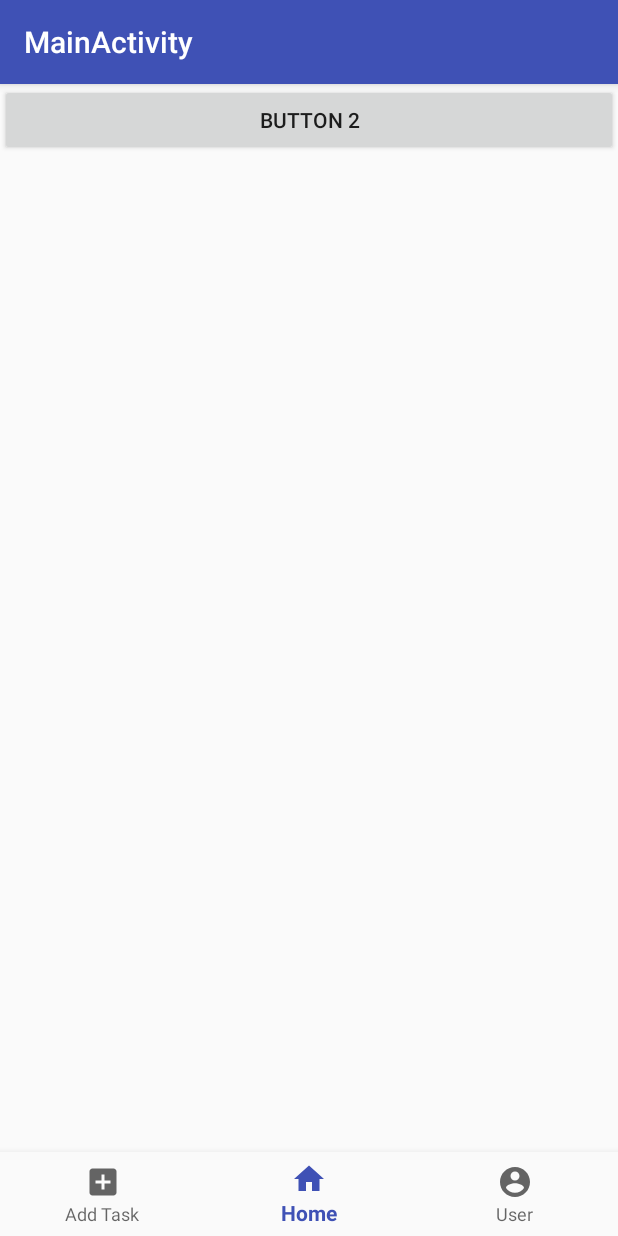
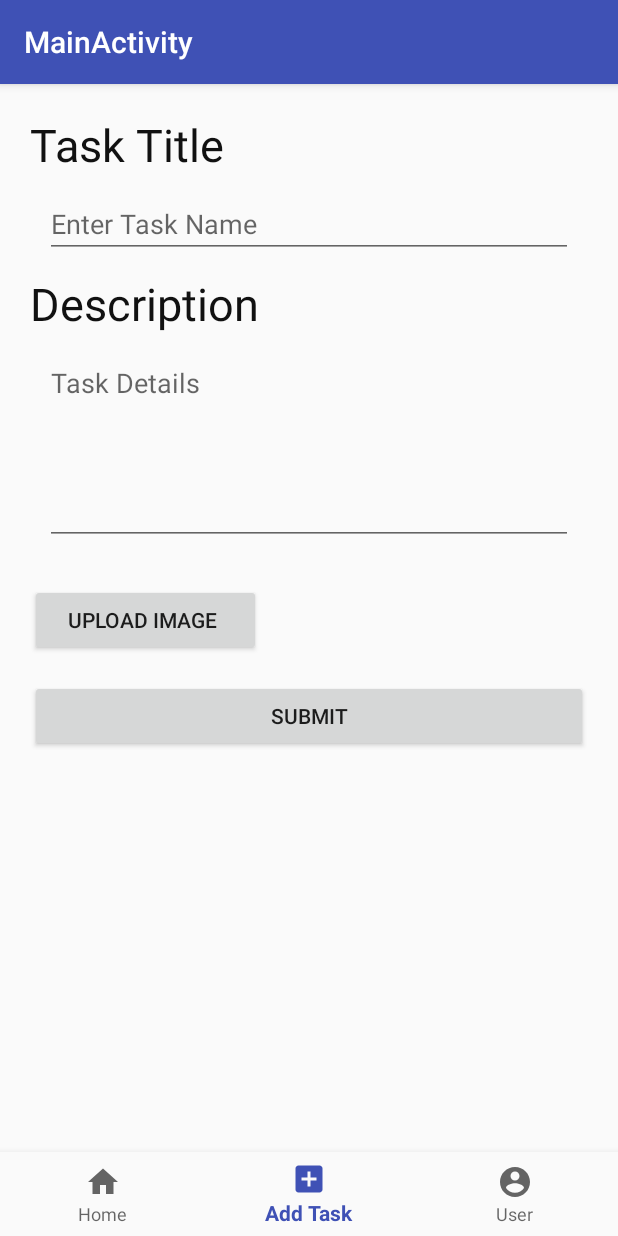
Before and after one commit to akshaybengani/ZillaKranti, an Android app: the screen it shows after launch once a user with an empty profile is signed in (MainActivity), item 2 of the bottom bar chosen, on a phone screen of 412 x 824 dp. Run offline under Robolectric (Android 15) with nearby library versions, the phone set to English and light mode, and no system bars; our stand-ins replace Firebase (no records; nobody signed in at launch, a user with empty details on screens opened directly).

```diff
--- a/app/build.gradle
+++ b/app/build.gradle
@@ -58,4 +58,5 @@ dependencies {
 
 
 
+
 apply plugin: 'com.google.gms.google-services'
--- a/app/src/main/AndroidManifest.xml
+++ b/app/src/main/AndroidManifest.xml
@@ -19,7 +19,8 @@
         <activity android:name=".LogInActivity" />
         <activity
             android:name=".MainActivity"
-            android:label="@string/title_activity_main"></activity>
+            android:label="@string/title_activity_main" />
+        <activity android:name=".TaskData"></activity>
     </application>
 
 </manifest>
--- a/app/src/main/java/com/zillakranti/zillakranti/HomeFragment.java
+++ b/app/src/main/java/com/zillakranti/zillakranti/HomeFragment.java
@@ -1,11 +1,24 @@
 package com.zillakranti.zillakranti;
 
 
+import android.content.Intent;
 import android.os.Bundle;
 import android.support.v4.app.Fragment;
 import android.view.LayoutInflater;
 import android.view.View;
 import android.view.ViewGroup;
+import android.widget.AdapterView;
+import android.widget.ArrayAdapter;
+import android.widget.ListView;
+
+import com.google.firebase.auth.FirebaseAuth;
+import com.google.firebase.database.ChildEventListener;
+import com.google.firebase.database.DataSnapshot;
+import com.google.firebase.database.DatabaseError;
+import com.google.firebase.database.DatabaseReference;
+import com.google.firebase.database.FirebaseDatabase;
+
+import java.util.ArrayList;
 
 
 /**
@@ -13,6 +26,12 @@ import android.view.ViewGroup;
  */
 public class HomeFragment extends Fragment {
 
+    // Defined Required variables
+    ListView listView;
+    DatabaseReference databaseReference;
+    ArrayList<String> list = new ArrayList<>();
+    ArrayAdapter<String> adapter;
+    private FirebaseAuth firebaseAuth;
 
     public HomeFragment() {
         // Required empty public constructor
@@ -23,7 +42,79 @@ public class HomeFragment extends Fragment {
     public View onCreateView(LayoutInflater inflater, ViewGroup container,
                              Bundle savedInstanceState) {
         // Inflate the layout for this fragment
-        return inflater.inflate(R.layout.fragment_home, container, false);
+        View view = inflater.inflate(R.layout.fragment_home, container, false);
+        // TODO This is the onCreate for this fragement
+
+//        String MealTime = Intent().getExtras().getString("Meal Time");
+//        setTitle(MealTime);
+
+
+        listView = (ListView) view.findViewById(R.id.mylist);
+        firebaseAuth = FirebaseAuth.getInstance();
+
+        adapter = new ArrayAdapter<String>(getContext(),android.R.layout.simple_dropdown_item_1line,list);
+        listView.setAdapter(adapter);
+
+        // Access Firebase Database
+        databaseReference = FirebaseDatabase.getInstance().getReference("Tasks");
+
+        listDataView();
+//        listView.setOnItemClickListener(new AdapterView.OnItemClickListener() {
+//            @Override
+//            public void onItemClick(AdapterView<?> parent, View view, int position, long id) {
+//                Intent Q = new Intent(HomeFragment.this,TaskData.class);
+//                Q.putExtra("argg",position);
+//                startActivity(Q);
+//            }
+//        });
+
+
+        return view;
+    }
+    // TODO Function Bodies can be start from here
+
+    public void listDataView()
+    {
+        // TODO listDataView Started
+
+
+        databaseReference.addChildEventListener(new ChildEventListener() {
+            @Override
+            public void onChildAdded(DataSnapshot dataSnapshot, String s) {
+
+                String value = String.valueOf(dataSnapshot.getKey());
+                list.add(value);
+                adapter.notifyDataSetChanged();
+
+            }
+
+            @Override
+            public void onChildChanged(DataSnapshot dataSnapshot, String s) {
+
+
+
+            }
+
+            @Override
+            public void onChildRemoved(DataSnapshot dataSnapshot) {
+                String value = dataSnapshot.getValue(String.class);
+                list.remove(value);
+                adapter.notifyDataSetChanged();
+            }
+
+            @Override
+            public void onChildMoved(DataSnapshot dataSnapshot, String s) {
+
+            }
+
+            @Override
+            public void onCancelled(DatabaseError databaseError) {
+
+            }
+        });
+
+        // Function ends -----------
     }
 
+
 }
--- a/app/src/main/java/com/zillakranti/zillakranti/LogInActivity.java
+++ b/app/src/main/java/com/zillakranti/zillakranti/LogInActivity.java
@@ -55,6 +55,12 @@ public class LogInActivity extends AppCompatActivity {
         {
             //Start Profile Activity
             Intent intent = new Intent(LogInActivity.this,MainActivity.class);
+            // The next two lines create a blank task and acts as when back button pressed the application closes
+            // Insteed of going back to the previous activity
+            intent.addFlags(Intent.FLAG_ACTIVITY_NEW_TASK);
+            intent.addFlags(Intent.FLAG_ACTIVITY_CLEAR_TASK);
+            // End of back button pressed material
+            // To start a new intent
             startActivity(intent);
         }
 
@@ -104,7 +110,14 @@ public class LogInActivity extends AppCompatActivity {
 
                             // updateUI Now Home Activity will start
                             Intent intent = new Intent(LogInActivity.this,MainActivity.class);
+                            // The next two lines create a blank task and acts as when back button pressed the application closes
+                            // Insteed of going back to the previous activity
+                            intent.addFlags(Intent.FLAG_ACTIVITY_NEW_TASK);
+                            intent.addFlags(Intent.FLAG_ACTIVITY_CLEAR_TASK);
+                            // End of back button pressed material
+                            // To start a new intent
                             startActivity(intent);
+
                         } else {
                             // If sign in fails, display a message to the user.
                             Log.w(TAG, "signInWithCredential:failure", task.getException());
--- a/app/src/main/java/com/zillakranti/zillakranti/MainActivity.java
+++ b/app/src/main/java/com/zillakranti/zillakranti/MainActivity.java
@@ -23,15 +23,17 @@ public class MainActivity extends AppCompatActivity {
             android.support.v4.app.FragmentTransaction transaction = fragmentManager.beginTransaction();
 
             switch (item.getItemId()) {
+
+                case R.id.navigation_home1:
+                    transaction.replace(R.id.content, new HomeFragment()).commit();
+                    return true;
+
                 case R.id.navigation_create_task:
 
                     transaction.replace(R.id.content, new TaskAdd()).commit();
 
                     return true;
 
-                case R.id.navigation_home1:
-                    transaction.replace(R.id.content, new HomeFragment()).commit();
-                    return true;
                 case R.id.navigation_user:
                     transaction.replace(R.id.content, new UserFragment()).commit();
                     return true;
@@ -47,7 +49,7 @@ public class MainActivity extends AppCompatActivity {
 
         android.support.v4.app.FragmentManager fragmentManager = getSupportFragmentManager();
         android.support.v4.app.FragmentTransaction transaction = fragmentManager.beginTransaction();
-        transaction.replace(R.id.content, new TaskAdd()).commit();
+        transaction.replace(R.id.content, new HomeFragment()).commit();
 
         BottomNavigationView navigation = (BottomNavigationView) findViewById(R.id.navigation);
         navigation.setOnNavigationItemSelectedListener(mOnNavigationItemSelectedListener);
--- a/app/src/main/java/com/zillakranti/zillakranti/TaskAdd.java
+++ b/app/src/main/java/com/zillakranti/zillakranti/TaskAdd.java
@@ -6,12 +6,36 @@ import android.support.v4.app.Fragment;
 import android.view.LayoutInflater;
 import android.view.View;
 import android.view.ViewGroup;
+import android.widget.ArrayAdapter;
+import android.widget.Button;
+import android.widget.EditText;
+import android.widget.ListView;
+
+import com.google.firebase.auth.FirebaseAuth;
+import com.google.firebase.auth.FirebaseUser;
+import com.google.firebase.database.ChildEventListener;
+import com.google.firebase.database.DataSnapshot;
+import com.google.firebase.database.DatabaseError;
+import com.google.firebase.database.DatabaseReference;
+import com.google.firebase.database.FirebaseDatabase;
+
+import java.util.ArrayList;
 
 
 /**
  * A simple {@link Fragment} subclass.
  */
 public class TaskAdd extends Fragment {
+
+    // todo Variable Declaration
+    EditText editTextTaskName;
+    EditText editTextTaskDesc;
+    Button buttonAddMenu;
+
+    DatabaseReference databaseReference;
+
+    private FirebaseAuth firebaseAuth;
+    // TODO End of Variable Declaration
 
 
     public TaskAdd() {
@@ -22,12 +46,45 @@ public class TaskAdd extends Fragment {
     @Override
     public View onCreateView(LayoutInflater inflater, ViewGroup container,
                              Bundle savedInstanceState) {
+        // Inflate the layout for this fragment
+        View view = inflater.inflate(R.layout.fragment_task_add, container, false);
+
+        // TODO Modified onCreate Starts here
+        editTextTaskName = (EditText) view.findViewById(R.id.Taskname);
+        editTextTaskDesc = (EditText) view.findViewById(R.id.TaskDesc);
+        buttonAddMenu = (Button) view.findViewById(R.id.Submit);
+
+        firebaseAuth = FirebaseAuth.getInstance();
 
 
+        // Access Firebase Database
+        databaseReference = FirebaseDatabase.getInstance().getReference("Tasks");
 
-        // Inflate the layout for this fragment
-        return inflater.inflate(R.layout.fragment_task_add, container, false);
+        buttonAddMenu.setOnClickListener(new View.OnClickListener() {
+            @Override
+            public void onClick(View v) {
+                saveInfo();
+            }
+        });
+
+        // OnCreate Ends here ----------
+        // TODO Modified onCreate Ends here
+        return  view;
+    }
+
+    // TODO Function Definations starts here
+
+
+    public void saveInfo()
+    {
+        String TaskName = editTextTaskName.getText().toString().trim();
+        String TaskDesc = editTextTaskDesc.getText().toString().trim();
+        //FirebaseUser user = firebaseAuth.getCurrentUser();
+
+        databaseReference.child(TaskName).setValue(TaskDesc);
+
 
     }
 
+
 }
--- a/app/src/main/res/layout/fragment_task_add.xml
+++ b/app/src/main/res/layout/fragment_task_add.xml
@@ -4,20 +4,68 @@
     android:layout_height="match_parent"
     tools:context="com.zillakranti.zillakranti.TaskAdd">
 
+    <ScrollView
+        android:layout_width="match_parent"
+        android:layout_height="match_parent">
+
     <!-- TODO: Update blank fragment layout -->
     <LinearLayout
         android:layout_width="match_parent"
         android:layout_height="wrap_content"
         android:orientation="vertical"
+        android:layout_margin="20dp"
         >
 
-        <Button
+        <TextView
             android:layout_width="match_parent"
             android:layout_height="wrap_content"
-            android:text="Button 1"
+            android:text="Task Title"
+            android:textSize="30dp"
+            android:textColor="#111"
+            />
+        <EditText
+            android:id="@+id/Taskname"
+            android:layout_width="match_parent"
+            android:layout_height="wrap_content"
+            android:layout_margin="10dp"
+            android:hint="Enter Task Name"
+
+            />
+        <TextView
+            android:layout_width="match_parent"
+            android:layout_height="wrap_content"
+            android:text="Description"
+            android:textSize="30dp"
+            android:textColor="#111"
+            />
+        <EditText
+            android:singleLine="false"
+            android:id="@+id/TaskDesc"
+            android:lines="5"
+            android:layout_width="match_parent"
+            android:layout_height="wrap_content"
+            android:layout_margin="10dp"
+            android:hint="Task Details"
+            android:gravity="top"
+
+            />
+        <Button
+            android:layout_width="wrap_content"
+            android:layout_height="wrap_content"
+            android:paddingHorizontal="25dp"
+            android:text="Upload Image "
+            android:layout_marginVertical="16dp"
             />
 
+        <Button
+            android:id="@+id/Submit"
+            android:layout_width="match_parent"
+            android:layout_height="wrap_content"
+            android:text="Submit"
+            />
 
     </LinearLayout>
 
+    </ScrollView>
+
 </FrameLayout>
--- a/app/src/main/res/menu/navigation.xml
+++ b/app/src/main/res/menu/navigation.xml
@@ -1,16 +1,16 @@
 <?xml version="1.0" encoding="utf-8"?>
 <menu xmlns:android="http://schemas.android.com/apk/res/android">
 
-    <item
-        android:id="@+id/navigation_create_task"
-        android:icon="@drawable/ic_add_box_black_24dp"
-        android:title="Add Task" />
+
 
     <item
         android:id="@+id/navigation_home1"
         android:icon="@drawable/ic_home_black_24dp"
         android:title="Home" />
-
+    <item
+        android:id="@+id/navigation_create_task"
+        android:icon="@drawable/ic_add_box_black_24dp"
+        android:title="Add Task" />
     <item
         android:id="@+id/navigation_user"
         android:icon="@drawable/ic_account_circle_black_24dp"
--- a/build.gradle
+++ b/build.gradle
@@ -7,7 +7,7 @@ buildscript {
         jcenter()
     }
     dependencies {
-        classpath 'com.android.tools.build:gradle:3.0.0'
+        classpath 'com.android.tools.build:gradle:3.0.1'
 
 
         // NOTE: Do not place your application dependencies here; they belong
```
Also changed, not shown: app/src/main/java/com/zillakranti/zillakranti/TaskData.java (added, +24 -0 lines), app/src/main/res/layout/activity_task_data.xml (added, +9 -0 lines), app/src/main/res/layout/fragment_home.xml (+24 -5 lines).
